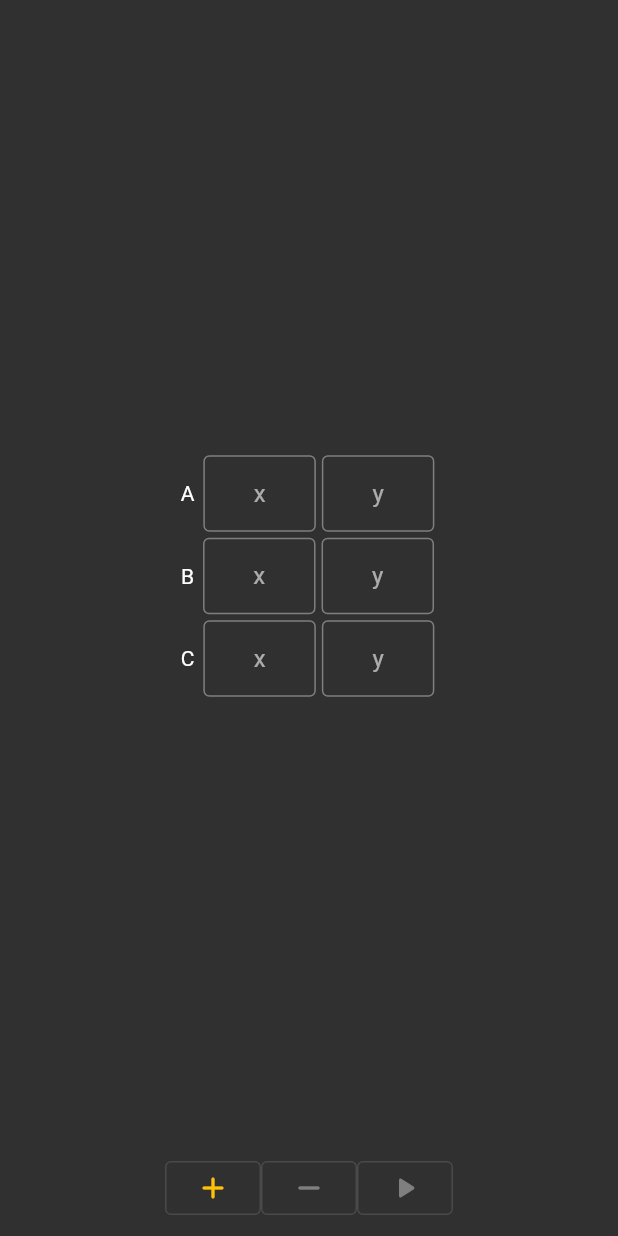
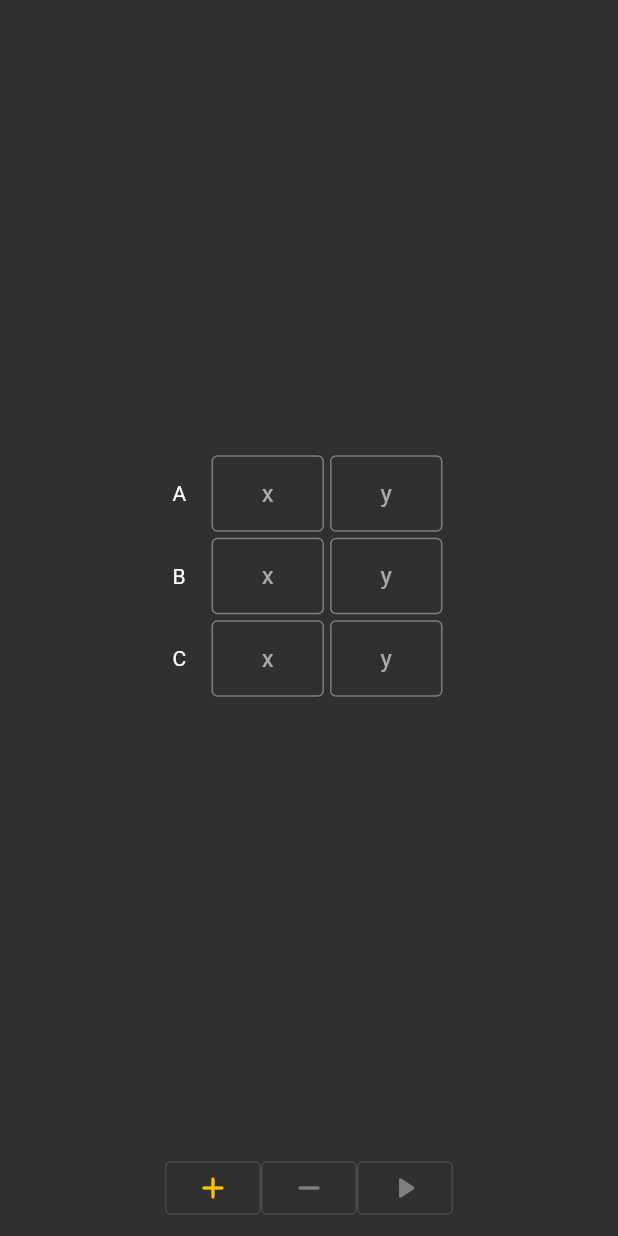
Before and after one commit to jbrenorv/rasterization, a Flutter app: the PolygonFormWidget screen opened directly, on a phone screen of 412 x 824 dp. Run offline on Flutter 3.47's test engine with Material 2 defaults, Android fonts, the phone set to English and light mode, and no system bars; our stand-ins replace bloc, flutter_bloc, flutter_colorpicker; missing offline and left inert: window_size.

Commit message:
wip: adjustments

```diff
--- a/lib/src/widgets/input_point_widget.dart
+++ b/lib/src/widgets/input_point_widget.dart
@@ -19,7 +19,10 @@ class InputPointWidget extends StatelessWidget {
     return Row(
       mainAxisAlignment: MainAxisAlignment.center,
       children: [
-        Text(pointId),
+        SizedBox(
+          width: 20,
+          child: Text(pointId),
+        ),
         const SizedBox(width: 4.0),
         InputCoordinateWidget(controller: xController),
         InputCoordinateWidget(hintText: 'y', controller: yController),
--- a/lib/src/widgets/polygon_form_widget.dart
+++ b/lib/src/widgets/polygon_form_widget.dart
@@ -9,6 +9,14 @@ import 'control_button_widget.dart';
 import 'input_point_widget.dart';
 
 const alphabet = 'ABCDEFGHIJKLMNOPQRSTUVWXYZ';
+final List<PolygonVertexFormEntity> inputVertices = List.generate(
+  26,
+  (i) => PolygonVertexFormEntity(
+    alphabet[i],
+    TextEditingController(),
+    TextEditingController(),
+  ),
+);
 
 class PolygonFormWidget extends StatefulWidget {
   const PolygonFormWidget({super.key});
@@ -19,14 +27,6 @@ class PolygonFormWidget extends StatefulWidget {
 
 class _PolygonFormWidgetState extends State<PolygonFormWidget> {
   final _scrollCtrl = ScrollController();
-  final List<PolygonVertexFormEntity> inputVertices = List.generate(
-    26,
-    (i) => PolygonVertexFormEntity(
-      alphabet[i],
-      TextEditingController(),
-      TextEditingController(),
-    ),
-  );
 
   bool _isValid(int nVertices) {
     bool result = true;
```
Also changed, not shown: lib/src/widgets/segment_form_widget.dart (+4 -4 lines).
